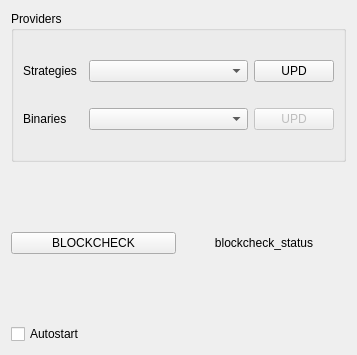
The window that ui/forms/SettingsWidget.ui (pandazz77/zapret-gui) describes before a commit, drawn with Qt 5.
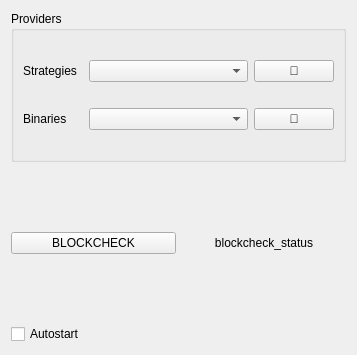
The same window after the commit.

Commit message: upd button text is emoji now, add bins update

The edit to the form file:
```diff
--- a/ui/forms/SettingsWidget.ui
+++ b/ui/forms/SettingsWidget.ui
@@ -94,7 +94,7 @@
            </sizepolicy>
           </property>
           <property name="text">
-           <string>UPD</string>
+           <string>🔄</string>
           </property>
          </widget>
         </item>
@@ -134,7 +134,7 @@
         <item>
          <widget class="QPushButton" name="binsUpdBtn">
           <property name="enabled">
-           <bool>false</bool>
+           <bool>true</bool>
           </property>
           <property name="sizePolicy">
            <sizepolicy hsizetype="Maximum" vsizetype="Fixed">
@@ -143,7 +143,7 @@
            </sizepolicy>
           </property>
           <property name="text">
-           <string>UPD</string>
+           <string>🔄</string>
           </property>
          </widget>
         </item>
```
The commit also changes 3 other files.
